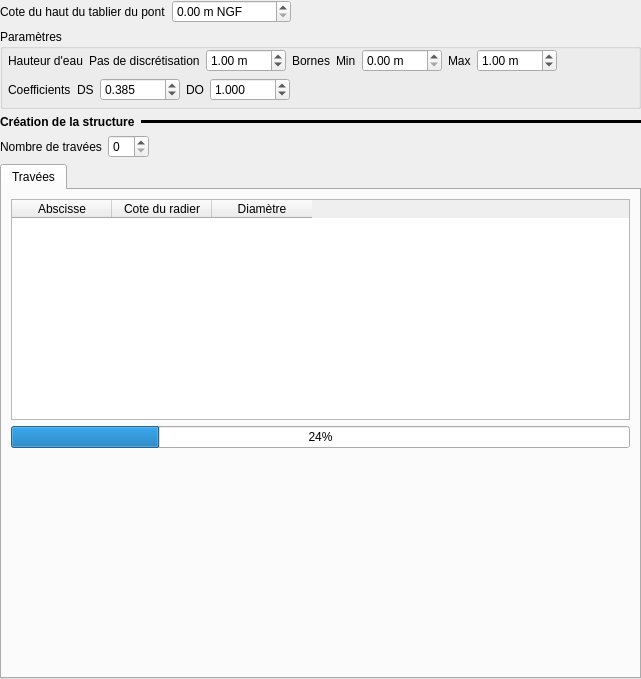
This is ui/structures/ui_orifice_bu.ui in Artelia/Mascaret as Qt 5 draws it before an edit. The edited form follows.
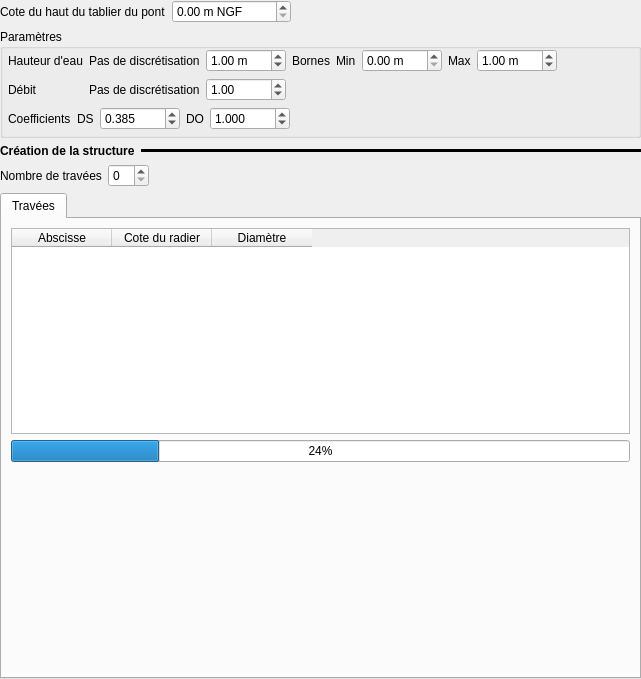
This is the edited form.

Patch:
```diff
--- a/ui/structures/ui_orifice_bu.ui
+++ b/ui/structures/ui_orifice_bu.ui
@@ -189,6 +189,39 @@
           </property>
          </widget>
         </item>
+        <item row="1" column="1">
+         <widget class="QLabel" name="label_2">
+          <property name="text">
+           <string>Pas de discrétisation</string>
+          </property>
+         </widget>
+        </item>
+        <item row="1" column="2">
+         <widget class="QDoubleSpinBox" name="dsb_q_pas">
+          <property name="maximumSize">
+           <size>
+            <width>80</width>
+            <height>16777215</height>
+           </size>
+          </property>
+          <property name="minimum">
+           <double>0.010000000000000</double>
+          </property>
+          <property name="maximum">
+           <double>10000.000000000000000</double>
+          </property>
+          <property name="value">
+           <double>1.000000000000000</double>
+          </property>
+         </widget>
+        </item>
+        <item row="1" column="0">
+         <widget class="QLabel" name="label_30">
+          <property name="text">
+           <string>Débit </string>
+          </property>
+         </widget>
+        </item>
        </layout>
       </item>
       <item>
```
